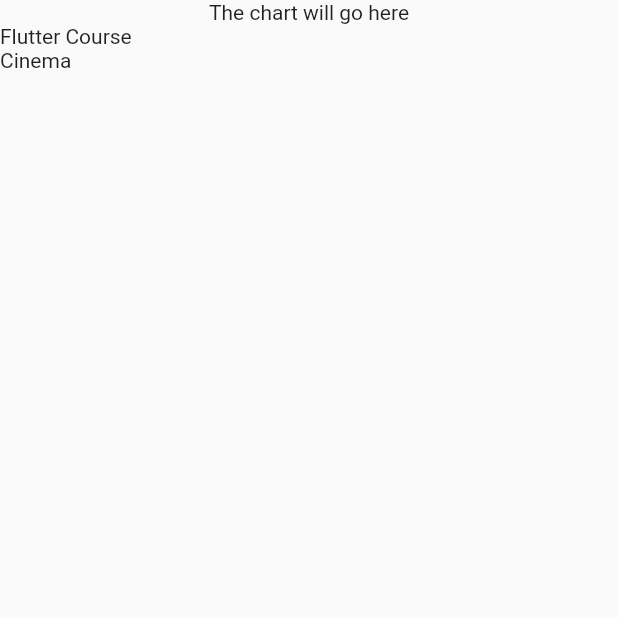
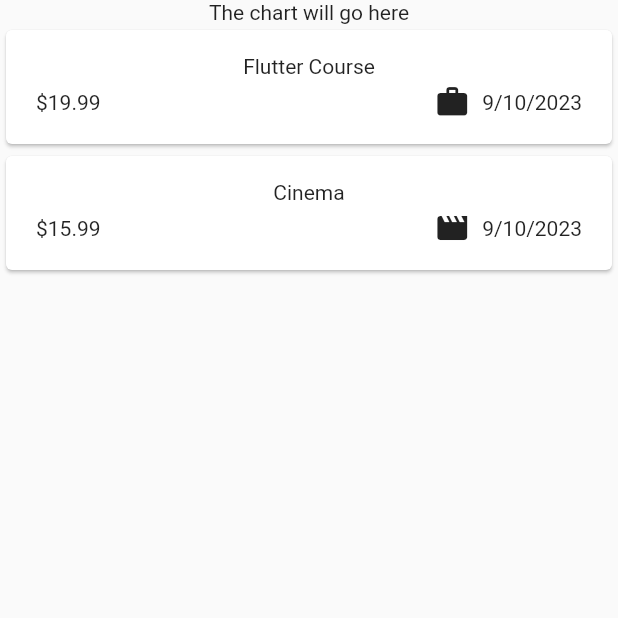
Before and after one commit to Eraycak/expense_tracker_app, a Flutter app: the screen it shows after launch, on a phone screen of 412 x 824 dp, the top half of it. Run offline on Flutter 3.47's test engine with Material 2 defaults, Android fonts, the phone set to English and light mode, and no system bars.

Commit message:
ci: show customized view of expenses as list view

```diff
--- a/lib/enums/category.dart
+++ b/lib/enums/category.dart
@@ -1 +1,10 @@
+import 'package:flutter/material.dart';
+
 enum Category { food, travel, leisure, work }
+
+const categoryIcons = {
+  Category.food: Icons.fastfood,
+  Category.travel: Icons.flight_takeoff,
+  Category.leisure: Icons.movie,
+  Category.work: Icons.work,
+};
--- a/lib/main.dart
+++ b/lib/main.dart
@@ -1,4 +1,4 @@
-import 'package:expense_tracker_app/expenses.dart';
+import 'package:expense_tracker_app/widgets/expenses.dart';
 import 'package:flutter/material.dart';
 
 void main() {
--- a/lib/models/expense.dart
+++ b/lib/models/expense.dart
@@ -1,5 +1,8 @@
 import 'package:expense_tracker_app/enums/category.dart';
 import 'package:uuid/uuid.dart';
+import 'package:intl/intl.dart';
+
+final dateFormatter = DateFormat.yMd();
 
 const uuid = Uuid();
 
@@ -10,6 +13,8 @@ class Expense {
   final DateTime date;
   final Category category;
 
+  String get formattedDate => dateFormatter.format(date);
+
   Expense({
     required this.title,
     required this.amount,
--- a/lib/expenses.dart
+++ b/lib/widgets/expenses.dart
@@ -1,5 +1,5 @@
 import 'package:expense_tracker_app/enums/category.dart';
-import 'package:expense_tracker_app/expenses_list.dart';
+import 'package:expense_tracker_app/widgets/expenses_list/expenses_list.dart';
 import 'package:expense_tracker_app/models/expense.dart';
 import 'package:flutter/material.dart';
 
--- /dev/null
+++ b/lib/widgets/expenses_list/expense_item.dart
@@ -0,0 +1,42 @@
+import 'package:expense_tracker_app/enums/category.dart';
+import 'package:expense_tracker_app/models/expense.dart';
+import 'package:flutter/material.dart';
+
+class ExpenseItem extends StatelessWidget {
+  const ExpenseItem({super.key, required this.expense});
+  final Expense expense;
+  @override
+  Widget build(BuildContext context) {
+    return Card(
+      child: Padding(
+        padding: const EdgeInsets.symmetric(
+          vertical: 16,
+          horizontal: 20,
+        ),
+        child: Column(
+          children: [
+            Text(expense.title),
+            const SizedBox(height: 4),
+            Row(
+              children: [
+                Text('\$${expense.amount.toStringAsFixed(2)}'),
+                const Spacer(),
+                Row(
+                  children: [
+                    Icon(
+                      categoryIcons[expense.category],
+                    ),
+                    const SizedBox(width: 8),
+                    Text(
+                      expense.formattedDate,
+                    ),
+                  ],
+                ),
+              ],
+            ),
+          ],
+        ),
+      ),
+    );
+  }
+}
--- a/lib/expenses_list.dart
+++ b/lib/widgets/expenses_list/expenses_list.dart
@@ -1,4 +1,5 @@
 import 'package:expense_tracker_app/models/expense.dart';
+import 'package:expense_tracker_app/widgets/expenses_list/expense_item.dart';
 import 'package:flutter/material.dart';
 
 class ExpensesList extends StatelessWidget {
@@ -8,7 +9,9 @@ class ExpensesList extends StatelessWidget {
   Widget build(BuildContext context) {
     return ListView.builder(
       itemCount: expensesList.length,
-      itemBuilder: (context, index) => Text(expensesList[index].title),
+      itemBuilder: (context, index) => ExpenseItem(
+        expense: expensesList[index],
+      ),
     );
   }
 }
--- a/pubspec.yaml
+++ b/pubspec.yaml
@@ -36,6 +36,7 @@ dependencies:
   # Use with the CupertinoIcons class for iOS style icons.
   cupertino_icons: ^1.0.2
   uuid: ^4.0.0
+  intl: ^0.18.1
 
 dev_dependencies:
   flutter_test:
```
Also changed, not shown: pubspec.lock.
